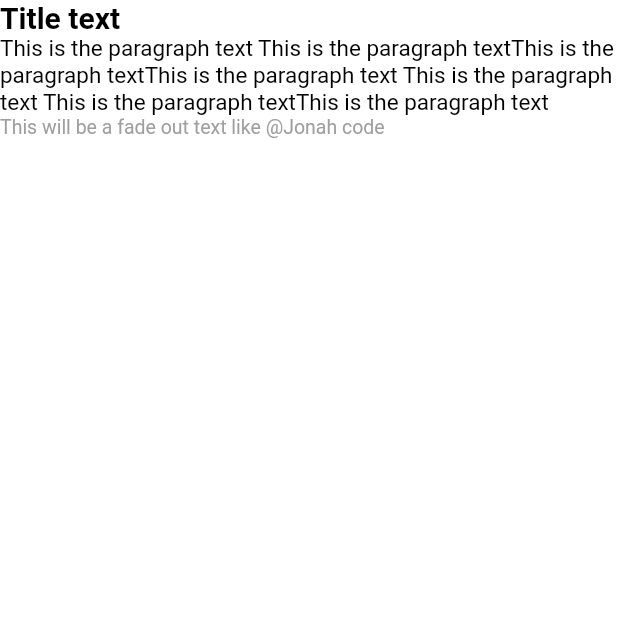
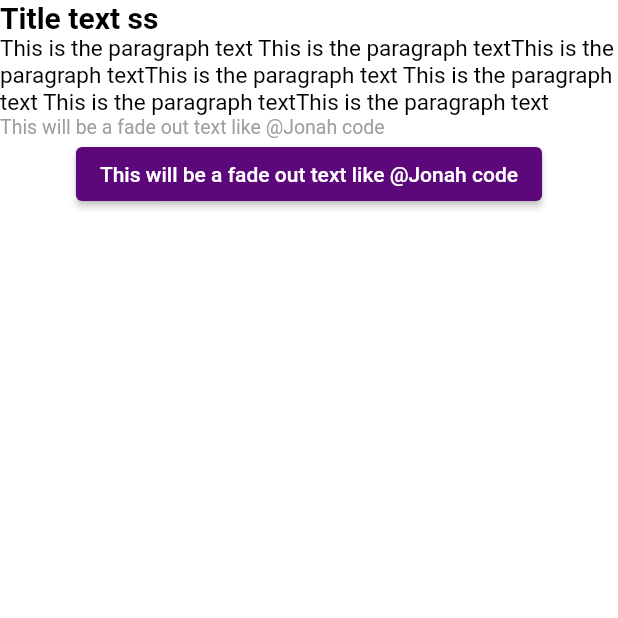
Before and after one commit to JonahCodeGeek/DBU-PUSH-REPO, a Flutter app: the screen it shows after launch, on a phone screen of 412 x 824 dp, the top half of it. Run offline on Flutter 3.47's test engine with Material 2 defaults, Android fonts, the phone set to English and light mode, and no system bars; our stand-ins replace firebase_core, google_fonts; accounts and stored records are empty.

Commit message:
made some color change

```diff
--- a/lib/screens/main_screen.dart
+++ b/lib/screens/main_screen.dart
@@ -15,13 +15,16 @@ class MainPage extends StatelessWidget {
           child: Column(
             // ignore: prefer_const_literals_to_create_immutables
             children: [
-              AppText.HeaderText('Title text'),
+              AppText.HeaderText('Title text ss'),
               AppText.ContentText(
                   'This is the paragraph text This is the paragraph textThis is the paragraph text'
                   'This is the paragraph text This is the paragraph text This is the paragraph text'
                   'This is the paragraph text'),
               AppText.ReferenceText(
                   'This will be a fade out text like @Jonah code'),
+              ElevatedButton(
+                  onPressed: () => {},
+                  child: Text('This will be a fade out text like @Jonah code'))
             ],
           ),
         ),
--- a/lib/utils/Theme/app_colors.dart
+++ b/lib/utils/Theme/app_colors.dart
@@ -3,10 +3,9 @@
 import 'package:flutter/material.dart';
 
 class AppColors {
+  static final Color primaryColor = Color(0xFF5D087A);
   static final Color textColor1 = Colors.black;
   static final Color textColor2 = Colors.black;
   static final Color textColor3 = Colors.grey;
-  static final Color buttonColor1 = Colors.amberAccent;
-  static final Color buttonColor2 = Colors.amberAccent;
   static final Color scaffoldColor = Colors.white;
 }
--- a/lib/utils/Theme/app_theme.dart
+++ b/lib/utils/Theme/app_theme.dart
@@ -1,3 +1,4 @@
+import 'package:dbu_push/utils/Theme/app_colors.dart';
 import 'package:flutter/material.dart';
 import 'package:google_fonts/google_fonts.dart';
 
@@ -5,7 +6,9 @@ import 'package:google_fonts/google_fonts.dart';
 
 ThemeData appLightTheme() {
   return ThemeData(
-    primarySwatch: Colors.deepPurple,
     brightness: Brightness.light,
+    colorScheme: ColorScheme.fromSwatch().copyWith(
+      primary: AppColors.primaryColor,
+    ),
   );
 }
```
